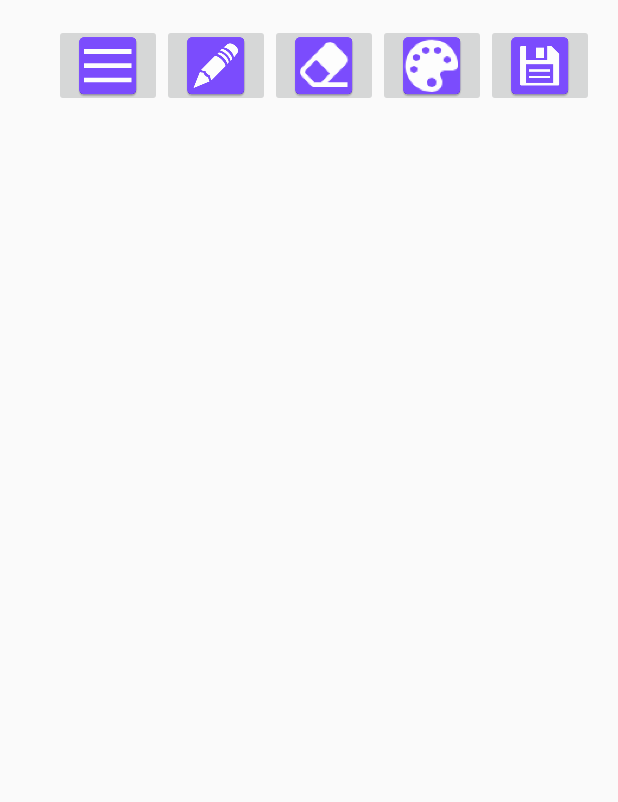
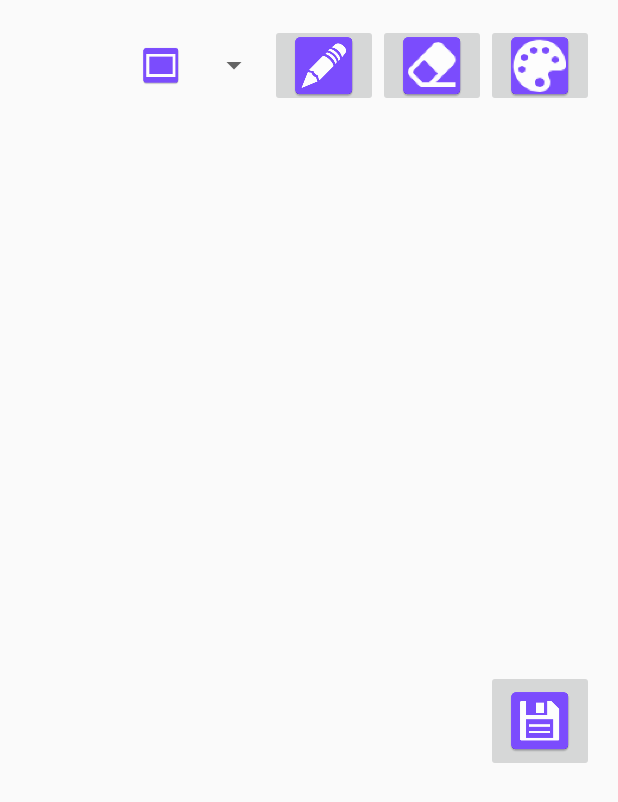
Before and after one commit to leftea/cmpt381, an Android app: the DrawIdeaVisualizationActivity screen opened directly, with no data from a screen before it, on a phone screen of 412 x 824 dp. Shown: the top 802 px of the screen. Run offline under Robolectric (Android 15) with nearby library versions, the phone set to English and light mode, and no system bars.

Commit message:
changed layout of content_draw_idea_visualization. added a spinner to content_draw_idea_visualization that changes the shape added a custom spinner adapter that has an ItemData added a ItemData class that holds what goes into the spinner added a custom layout for the spinner

```diff
--- a/app/src/main/java/com/example/wizard/cmpt381/DrawIdeaVisualizationActivity.java
+++ b/app/src/main/java/com/example/wizard/cmpt381/DrawIdeaVisualizationActivity.java
@@ -4,6 +4,9 @@ import android.content.Intent;
 import android.os.Bundle;
 import android.support.v7.app.AppCompatActivity;
 import android.view.View;
+import android.widget.Spinner;
+
+import java.util.ArrayList;
 
 public class DrawIdeaVisualizationActivity extends AppCompatActivity {
 
@@ -17,6 +20,15 @@ public class DrawIdeaVisualizationActivity extends AppCompatActivity {
                 startActivity(new Intent(DrawIdeaVisualizationActivity.this, MainActivity.class));
             }
         });
+
+        ArrayList<ItemData> list = new ArrayList<>();
+        list.add(new ItemData(R.mipmap.ic_launcher_rectangle));
+        list.add(new ItemData(R.mipmap.ic_launcher_circle));
+        list.add(new ItemData(R.mipmap.ic_launcher_triangle));
+        Spinner sp = (Spinner) findViewById(R.id.spinner);
+        SpinnerAdapter adapter = new SpinnerAdapter(this,
+                R.layout.spinner_layout, R.id.img, list);
+        sp.setAdapter(adapter);
 //        Toolbar toolbar = (Toolbar) findViewById(R.id.toolbar);
         //       setSupportActionBar(toolbar);
 /*
--- /dev/null
+++ b/app/src/main/java/com/example/wizard/cmpt381/ItemData.java
@@ -0,0 +1,19 @@
+package com.example.wizard.cmpt381;
+
+public class ItemData {
+    //String text;
+    Integer imageId;
+
+    public ItemData(Integer imageId) {
+        //this.text=text;
+        this.imageId = imageId;
+    }
+
+    /*public String getText(){
+        return text;
+    }*/
+
+    public Integer getImageId() {
+        return imageId;
+    }
+}
--- /dev/null
+++ b/app/src/main/java/com/example/wizard/cmpt381/SpinnerAdapter.java
@@ -0,0 +1,42 @@
+package com.example.wizard.cmpt381;
+
+import android.app.Activity;
+import android.content.Context;
+import android.view.LayoutInflater;
+import android.view.View;
+import android.view.ViewGroup;
+import android.widget.ArrayAdapter;
+import android.widget.ImageView;
+import android.widget.TextView;
+
+import java.util.ArrayList;
+
+public class SpinnerAdapter extends ArrayAdapter<ItemData> {
+    int groupId;
+    Activity context;
+    ArrayList<ItemData> list;
+    LayoutInflater inflater;
+
+    public SpinnerAdapter(Activity context, int groupId, int id, ArrayList<ItemData>
+            list) {
+        super(context, id, list);
+        this.list = list;
+        inflater = (LayoutInflater) context.getSystemService(Context.LAYOUT_INFLATER_SERVICE);
+        this.groupId = groupId;
+    }
+
+    public View getView(int position, View convertView, ViewGroup parent) {
+        View itemView = inflater.inflate(groupId, parent, false);
+        ImageView imageView = (ImageView) itemView.findViewById(R.id.img);
+        imageView.setImageResource(list.get(position).getImageId());
+        //TextView textView=(TextView)itemView.findViewById(R.id.txt);
+        //textView.setText(list.get(position).getText());
+        return itemView;
+    }
+
+    public View getDropDownView(int position, View convertView, ViewGroup
+            parent) {
+        return getView(position, convertView, parent);
+
+    }
+}
--- a/app/src/main/res/layout/content_draw_idea_visualization.xml
+++ b/app/src/main/res/layout/content_draw_idea_visualization.xml
@@ -16,19 +16,21 @@
         android:orientation="horizontal"
         android:layout_width="match_parent"
         android:layout_height="55dp"
-        android:gravity="right">
+        android:gravity="right"
+        android:weightSum="1"
+        android:id="@+id/linearLayout2">
+
+        <Spinner
+            android:layout_width="39dp"
+            android:layout_height="wrap_content"
+            android:id="@+id/spinner"
+            android:layout_alignParentTop="true"
+            android:layout_alignParentStart="true"
+            android:layout_weight="0.47"></Spinner>
 
         <ImageButton
             android:layout_width="wrap_content"
-            android:layout_height="wrap_content"
-            android:id="@+id/undoButton"
-            android:src="@mipmap/ic_launcher_menu"
-            android:onClick="enableDrawing"
-            android:contentDescription="menu" />
-
-        <ImageButton
-            android:layout_width="wrap_content"
-            android:layout_height="wrap_content"
+            android:layout_height="match_parent"
             android:id="@+id/imageBrushButton"
             android:src="@mipmap/ic_launcher_paint"
             android:onClick="enableDrawing"
@@ -36,23 +38,48 @@
 
         <ImageButton
             android:layout_width="wrap_content"
-            android:layout_height="wrap_content"
+            android:layout_height="match_parent"
             android:id="@+id/eraserButton"
             android:src="@mipmap/ic_launcher_erase"
             android:contentDescription="eraser" />
 
         <ImageButton
             android:layout_width="wrap_content"
-            android:layout_height="wrap_content"
+            android:layout_height="match_parent"
             android:id="@+id/paletteButton"
             android:src="@mipmap/ic_launcher_palette"
             android:contentDescription="palette" />
 
-        <ImageButton
+    </LinearLayout>
+
+    <FrameLayout
+        android:layout_width="match_parent"
+        android:layout_height="375dp"
+        android:layout_below="@+id/linearLayout2"
+        android:layout_centerHorizontal="true"
+        android:id="@+id/frameLayout"></FrameLayout>
+
+    <LinearLayout
+        android:orientation="horizontal"
+        android:layout_width="match_parent"
+        android:layout_height="75dp"
+        android:layout_below="@+id/frameLayout"
+        android:layout_centerHorizontal="true">
+
+        <LinearLayout
+            android:layout_width="fill_parent"
+            android:layout_height="wrap_content"
+            android:gravity="right"
+            android:orientation="horizontal">
+
+            <ImageButton
             android:layout_width="wrap_content"
             android:layout_height="wrap_content"
             android:id="@+id/saveButton"
             android:src="@mipmap/ic_launcher_save"
-            android:contentDescription="@string/canvas" />
+                android:contentDescription="@string/canvas"
+                android:layout_gravity="right" />
+
+        </LinearLayout>
     </LinearLayout>
 </RelativeLayout>
--- /dev/null
+++ b/app/src/main/res/layout/spinner_layout.xml
@@ -0,0 +1,14 @@
+<?xml version="1.0" encoding="utf-8"?>
+<LinearLayout xmlns:android="http://schemas.android.com/apk/res/android"
+    android:orientation="vertical"
+    android:layout_width="match_parent"
+    android:layout_height="match_parent">
+
+    <ImageView
+        android:id="@+id/img"
+        android:layout_width="wrap_content"
+        android:layout_height="wrap_content"
+        android:padding="10dp"
+        android:layout_gravity="center_vertical" />
+
+</LinearLayout>
```
